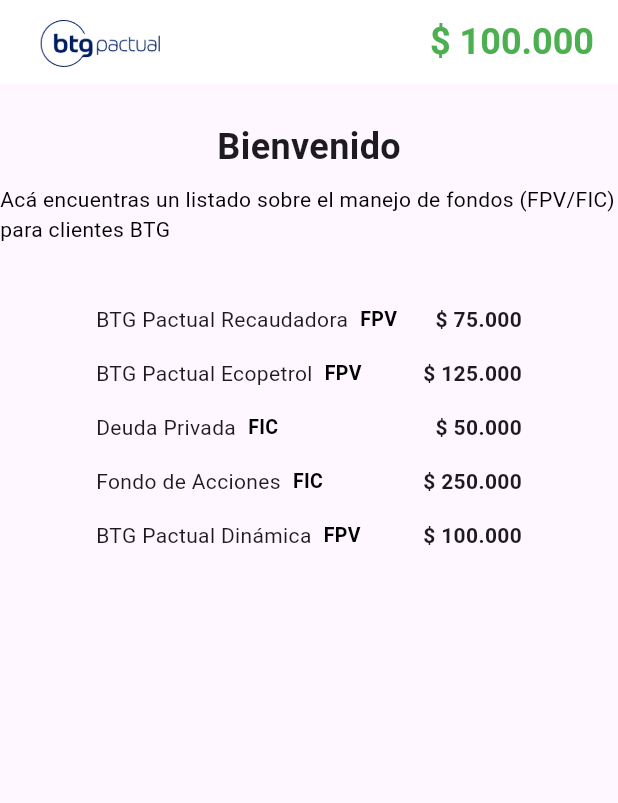
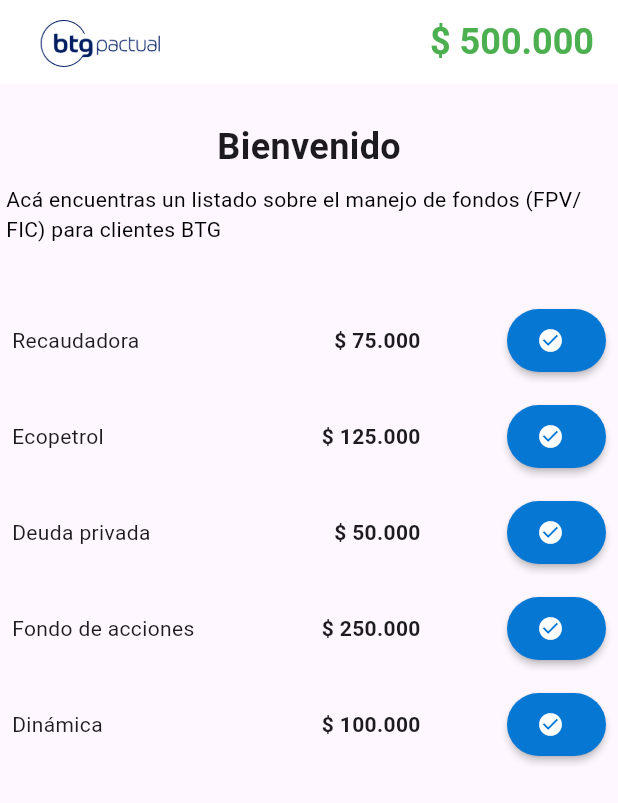
Before and after one commit to codebryanc/Amaris_consulting, a Flutter app: the screen it shows after launch, on a phone screen of 412 x 824 dp. Shown: the top 803 px of the screen. Run offline on Flutter 3.47's test engine with Material 3 defaults, Android fonts, the phone set to English and light mode, and no system bars; our stand-ins replace bloc, flutter_bloc.

Commit message:
UI:MOB: New list about fund available on app

```diff
--- a/lib/core/config/environment_config.dart
+++ b/lib/core/config/environment_config.dart
@@ -4,4 +4,6 @@
   static double walletLowBalance = 90000;
   static double walletAtRisk = 31000;
 
+  // [UX]
+  static int minWindowSpace = 620;
 }
--- a/lib/core/models/wallet/fund_entity.dart
+++ b/lib/core/models/wallet/fund_entity.dart
@@ -7,15 +7,19 @@
     this.id,
     this.name,
     this.friendlyName,
+    this.shortName,
     this.minAmount,
     this.category,
+    this.isSubscribed
   });
 
   int? id;
   String? name;
   String? friendlyName;
+  String? shortName;
   double? minAmount;
   FundCategoryType? category;
+  bool? isSubscribed;
 
   String getCategoryName() {
     switch (category) {
--- a/lib/dal/fund/data/fund_local_datasource.dart
+++ b/lib/dal/fund/data/fund_local_datasource.dart
@@ -25,40 +25,50 @@
       id: 1,
       name: 'FPV_BTG_PACTUAL_RECAUDADORA',
       friendlyName: 'BTG Pactual Recaudadora',
+      shortName: "Recaudadora",
       minAmount: 75000,
       category: FundCategoryType.fpv,
+      isSubscribed: false
     ),
     // 2
     FundEntity(
       id: 2,
       name: 'FPV_BTG_PACTUAL_ECOPETROL',
       friendlyName: 'BTG Pactual Ecopetrol',
+      shortName: "Ecopetrol",
       minAmount: 125000,
       category: FundCategoryType.fpv,
+      isSubscribed: false
     ),
     // 3
     FundEntity(
       id: 3,
       name: 'DEUDAPRIVADA',
       friendlyName: 'Deuda Privada',
+      shortName: "Deuda privada",
       minAmount: 50000,
       category: FundCategoryType.fic,
+      isSubscribed: false
     ),
     // 4
     FundEntity(
       id: 4,
       name: 'FDO-ACCIONES',
       friendlyName: 'Fondo de Acciones',
+      shortName: "Fondo de acciones",
       minAmount: 250000,
       category: FundCategoryType.fic,
+      isSubscribed: false
     ),
     // 5
     FundEntity(
       id: 5,
       name: 'FPV_BTG_PACTUAL_DINAMICA',
       friendlyName: 'BTG Pactual Dinámica',
+      shortName: "Dinámica",
       minAmount: 100000,
       category: FundCategoryType.fpv,
+      isSubscribed: false
     ),
   ];
 
--- a/lib/dal/wallet/data/wallet_local_datasource.dart
+++ b/lib/dal/wallet/data/wallet_local_datasource.dart
@@ -1,7 +1,7 @@
 class WalletLocalDatasource {
   // [Properties]
   static final WalletLocalDatasource _instance = WalletLocalDatasource._internal();
-  double currentWalletValue = 100000;
+  double currentWalletValue = 500000;
 
   // [Singleton]
   factory WalletLocalDatasource() {
--- a/lib/features/welcome/bloc/welcome_bloc.dart
+++ b/lib/features/welcome/bloc/welcome_bloc.dart
@@ -19,16 +19,8 @@
   // [Methods]
   Future<void> _onDoGetWallet(DoGetWalletBalance event, Emitter<WelcomeState> emit) async {
     double currentValue = WalletBll().getWalletValue();
-    Color currentWalletColor;
+    Color currentWalletColor = getCurrentWalletColor(currentValue);
 
-    // UX connects to Wallet; Logic handled in Bloc
-    if (currentValue < EnvironmentConfig.walletAtRisk) {
-      currentWalletColor = Colors.redAccent;
-    } else if (currentValue < EnvironmentConfig.walletLowBalance) {
-      currentWalletColor = Colors.orangeAccent;
-    } else {
-      currentWalletColor = Colors.green;
-    }
 
     emit(WalletLoaded(currentValue, currentWalletColor));
   }
@@ -38,4 +30,18 @@
 
     emit(WalletFundsLoaded(funds));
   }
+
+  // [Functions]
+  Color getCurrentWalletColor(double currentValue) {
+    // UX connects to Wallet; Logic handled in Bloc
+    if (currentValue < EnvironmentConfig.walletAtRisk) {
+      return Colors.redAccent;
+    } else if (currentValue < EnvironmentConfig.walletLowBalance) {
+      return Colors.orangeAccent;
+    } else {
+      return Colors.green;
+    }
+  }
+
+
 }
--- a/lib/features/welcome/page/welcome_page.dart
+++ b/lib/features/welcome/page/welcome_page.dart
@@ -60,7 +60,7 @@
             ),
           ),
           Padding(
-            padding: const EdgeInsets.only(top: 8.0, bottom: 32),
+            padding: const EdgeInsets.only(top: 8.0, bottom: 32, left: 4, right: 4),
             child: Text("Acá encuentras un listado sobre el manejo de fondos (FPV/FIC) para clientes BTG",
               style: TextStyle(fontSize: 14,
                 fontWeight: FontWeight.normal,
--- a/lib/features/welcome/widget/funds_widget.dart
+++ b/lib/features/welcome/widget/funds_widget.dart
@@ -1,3 +1,4 @@
+import 'package:amaris_consulting/core/config/environment_config.dart';
 import 'package:amaris_consulting/core/models/wallet/fund_entity.dart';
 import 'package:amaris_consulting/core/tools/currency_tool.dart';
 import 'package:amaris_consulting/features/common/widget/loading_widget.dart';
@@ -40,17 +41,25 @@
 
   // [Widget]
   Widget getFund(FundEntity fund) {
+    bool thereArSpace = thereAreWidthSpace();
+
     return Padding(
-      padding: const EdgeInsets.symmetric(vertical: 8.0, horizontal: 64),
+      padding: EdgeInsets.symmetric(vertical: 8.0, horizontal: thereArSpace ? 64 : 8),
       child: Row(
         mainAxisAlignment: MainAxisAlignment.spaceBetween,
         children: [
           // Name
-            Row(
+          SizedBox(
+            width: thereArSpace ? 250 : 140,
+            child: Row(
               children: [
-              Text(fund.friendlyName ?? ''),
-              const SizedBox(width: 8),
-              Text(
+                // Name
+                Text(thereArSpace ? (fund.friendlyName ?? '') : (fund.shortName ?? '')),
+                const SizedBox(width: 4),
+                // Category
+                Visibility(
+                  visible: thereArSpace,
+                  child: Text(
                     fund.getCategoryName(),
                     style: const TextStyle(
                       fontSize: 13,
@@ -58,15 +67,65 @@
                       color: Colors.black,
                     ),
                   ),
+                ),
               ],
             ),
+          ),
           // Amount
-          Text(
+          SizedBox(
+            width: 75,
+            child: Text(
               CurrencyTool().castToCurrency(fund.minAmount ?? 0),
-            style: TextStyle(fontWeight: FontWeight.bold)
+              style: const TextStyle(fontWeight: FontWeight.bold),
+              textAlign: TextAlign.right,
+              overflow: TextOverflow.ellipsis,
+            ),
+          ),
+          // Subscribed button
+          ElevatedButton.icon(
+            onPressed: () {
+
+            },
+            icon: Icon(
+              fund.isSubscribed! ? Icons.cancel : Icons.check_circle,
+              color: Colors.white,
+            ),
+            label: Visibility(
+              visible: thereArSpace,
+              child: Text(
+                fund.isSubscribed! ? "Cancelar" : "Suscribirse",
+                style: const TextStyle(
+                fontSize: 16,
+                fontWeight: FontWeight.normal,
+                ),
+              ),
+            ),
+            style: ElevatedButton.styleFrom(
+              backgroundColor: fund.isSubscribed!
+                ? Colors.red
+                : const Color.fromARGB(255, 7, 119, 212),
+              foregroundColor: Colors.white,
+              padding: const EdgeInsets.symmetric(horizontal: 20, vertical: 12),
+              shape: RoundedRectangleBorder(
+                borderRadius: BorderRadius.circular(24),
+              ),
+              elevation: 2,
+            ),
           )
         ],
       ),
     );
   }
+
+  // [Functions]
+  bool thereAreWidthSpace() {
+    final currentWidth = MediaQuery.of(context).size.width;
+
+    if(currentWidth < EnvironmentConfig.minWindowSpace) {
+      return false;
     }
+    else {
+      return true;
+    }
+  }
+}
```
Lines whose indentation alone changed are shown as unchanged.
